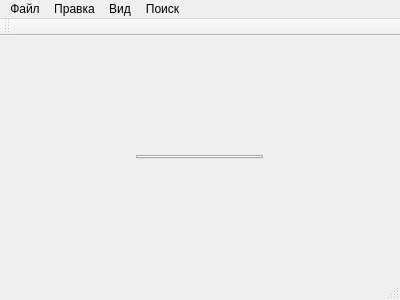
Above: dialeqt.ui from al-indigo/Dialeqt before the change. Below: the same form after it.
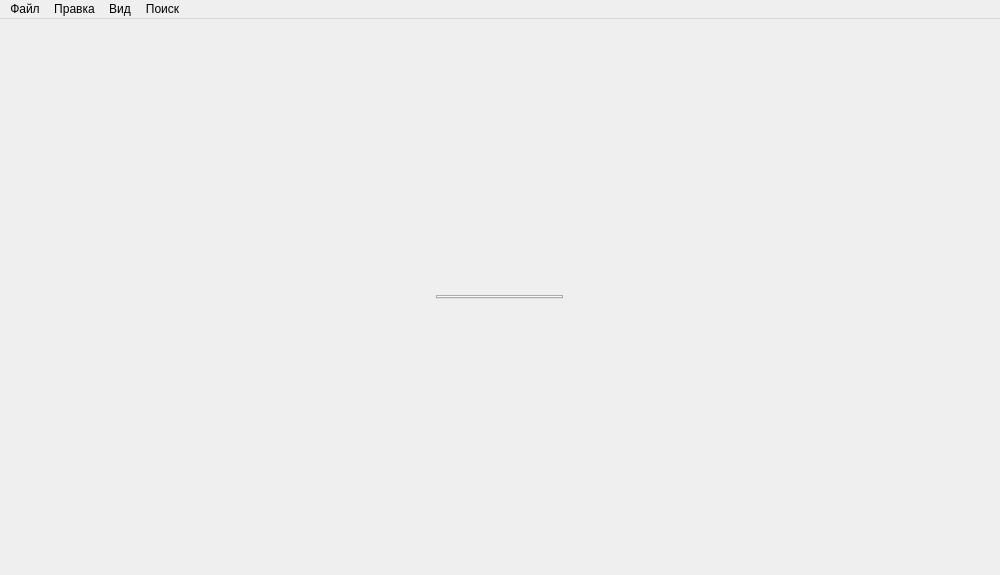
That is the form after the change. Custom widgets are drawn as their Qt base class.

```diff
--- a/dialeqt.ui
+++ b/dialeqt.ui
@@ -6,8 +6,8 @@
    <rect>
     <x>0</x>
     <y>0</y>
-    <width>400</width>
-    <height>300</height>
+    <width>1000</width>
+    <height>575</height>
    </rect>
   </property>
   <property name="windowTitle">
@@ -53,7 +53,7 @@
     <rect>
      <x>0</x>
      <y>0</y>
-     <width>400</width>
+     <width>1000</width>
      <height>19</height>
     </rect>
    </property>
@@ -107,15 +107,6 @@
    <addaction name="menu_3"/>
    <addaction name="menu_4"/>
   </widget>
-  <widget class="QToolBar" name="mainToolBar">
-   <attribute name="toolBarArea">
-    <enum>TopToolBarArea</enum>
-   </attribute>
-   <attribute name="toolBarBreak">
-    <bool>false</bool>
-   </attribute>
-  </widget>
-  <widget class="QStatusBar" name="statusBar"/>
   <action name="openDictMenuButton">
    <property name="text">
     <string>Открыть словарь</string>
```
